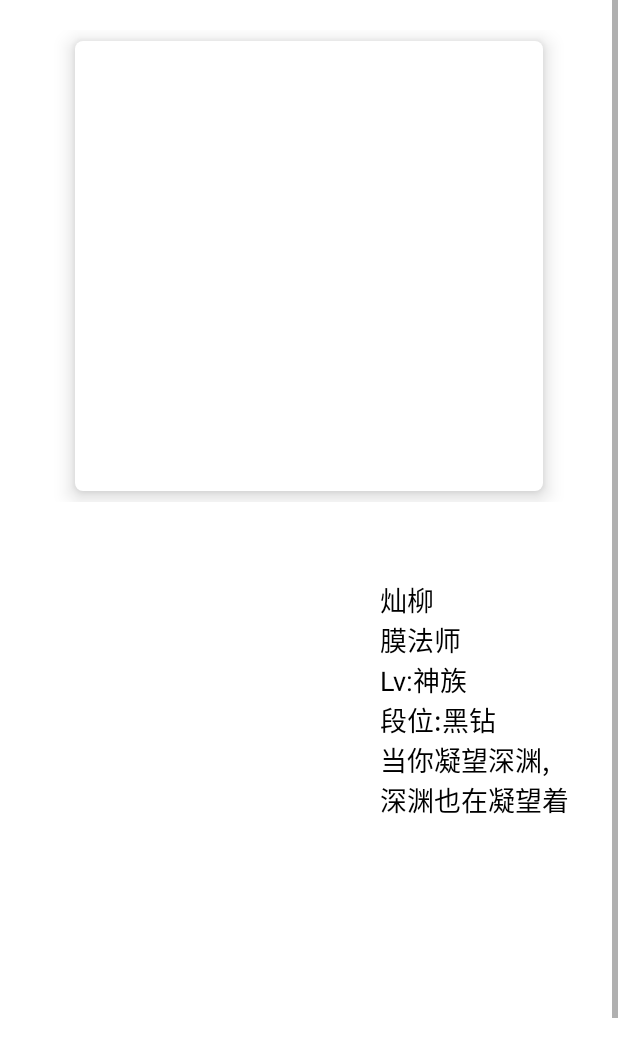
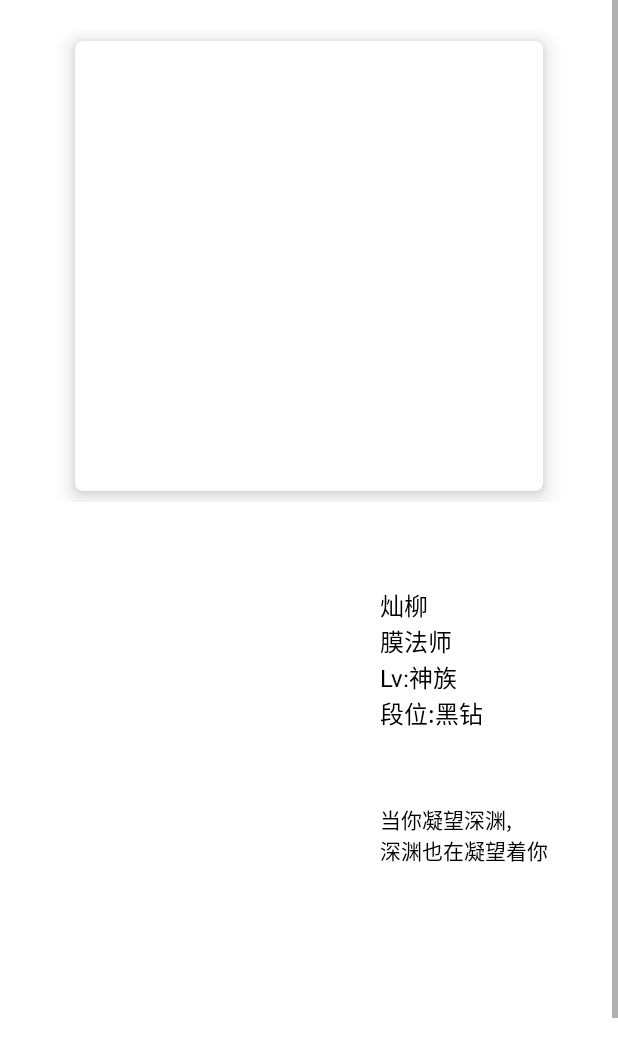
Before and after one commit to WhiteForestApp/WhiteForest-Android, an Android app: the layout activity_mainpage.xml on its own in the app's theme, with its tools: preview values and no code run, on a phone screen of 412 x 824 dp. Shown: the top 1057 px of the screen. Run offline under Robolectric (Android 15) with nearby library versions, the phone set to English and light mode, and no system bars; Roboto replaces fonts that are not available here.

Commit message:
自适应

```diff
--- a/app/src/main/java/com/freecreator/whiteforest/ui/FontTextView.java
+++ /dev/null
@@ -1,28 +0,0 @@
-package com.freecreator.whiteforest.ui;
-
-import android.annotation.SuppressLint;
-import android.content.Context;
-import android.util.AttributeSet;
-import android.widget.TextView;
-
-import com.freecreator.whiteforest.ui.utils.FontCustom;
-
-/**
- * Created by niko on 2018/3/10.
- */
-
-@SuppressLint("AppCompatCustomView")
-public class FontTextView extends TextView {
-    public FontTextView(Context context, AttributeSet attrs) {
-        super(context, attrs);
-        init(context);
-    }
-    /**
-     * 初始化字体
-     * @param context
-     */
-    private void init(Context context) {
-        //设置字体样式
-        setTypeface(FontCustom.setFont(context, "NotoSansHans-Black.otf"));
-    }
-}
--- /dev/null
+++ b/app/src/main/java/com/freecreator/whiteforest/ui/views/FontTextView.java
@@ -0,0 +1,28 @@
+package com.freecreator.whiteforest.ui.views;
+
+import android.annotation.SuppressLint;
+import android.content.Context;
+import android.util.AttributeSet;
+import android.widget.TextView;
+
+import com.freecreator.whiteforest.ui.utils.FontCustom;
+
+/**
+ * Created by niko on 2018/3/10.
+ */
+
+@SuppressLint("AppCompatCustomView")
+public class FontTextView extends TextView {
+    public FontTextView(Context context, AttributeSet attrs) {
+        super(context, attrs);
+        init(context);
+    }
+    /**
+     * 初始化字体
+     * @param context
+     */
+    private void init(Context context) {
+        //设置字体样式
+        setTypeface(FontCustom.setFont(context, "NotoSansHans-Black.otf"));
+    }
+}
--- /dev/null
+++ b/app/src/main/java/com/freecreator/whiteforest/ui/views/FontTextView_DemiLight.java
@@ -0,0 +1,28 @@
+package com.freecreator.whiteforest.ui.views;
+
+import android.annotation.SuppressLint;
+import android.content.Context;
+import android.util.AttributeSet;
+import android.widget.TextView;
+
+import com.freecreator.whiteforest.ui.utils.FontCustom;
+
+/**
+ * Created by niko on 2018/3/10.
+ */
+
+@SuppressLint("AppCompatCustomView")
+public class FontTextView_DemiLight  extends TextView {
+    public FontTextView_DemiLight(Context context, AttributeSet attrs) {
+        super(context, attrs);
+        init(context);
+    }
+    /**
+     * 初始化字体
+     * @param context
+     */
+    private void init(Context context) {
+        //设置字体样式
+        setTypeface(FontCustom.setFont(context, "NotoSansHans-DemiLight.otf"));
+    }
+}
--- a/app/src/main/res/layout/activity_mainpage.xml
+++ b/app/src/main/res/layout/activity_mainpage.xml
@@ -113,35 +113,34 @@
                         android:layout_height="0dp">
 
 
-                        <com.freecreator.whiteforest.ui.FontTextView
+                        <com.freecreator.whiteforest.ui.views.FontTextView_DemiLight
                             android:layout_width="match_parent"
                             android:layout_height="wrap_content"
                             android:text="灿柳\n膜法师\nLv:神族\n段位:黑钻"
                             android:textColor="@color/black"
-                            android:textSize="18sp"/>
+                            android:textSize="16sp"/>
 
 
                         <LinearLayout
-                            android:orientation="vertical"
                             android:layout_width="match_parent"
-                            android:layout_weight="5"
+                            android:layout_weight="1"
                             android:layout_height="0dp">
                         </LinearLayout>
 
 
-                        <com.freecreator.whiteforest.ui.FontTextView
+                        <com.freecreator.whiteforest.ui.views.FontTextView_DemiLight
                             android:layout_width="match_parent"
                             android:layout_height="wrap_content"
                             android:text="当你凝望深渊,\n深渊也在凝望着你"
                             android:textColor="@color/black"
-                            android:textSize="18sp"/>
+                            android:textSize="14sp"/>
 
                     </LinearLayout>
 
 
                     <LinearLayout
                         android:orientation="vertical"
-                        android:layout_weight="2"
+                        android:layout_weight="1"
                         android:layout_width="match_parent"
                         android:layout_height="0dp">
                     </LinearLayout>
@@ -189,7 +188,7 @@
                         android:scaleType="fitXY"
                         android:layout_centerInParent="true"  />
 
-                    <com.freecreator.whiteforest.ui.FontTextView
+                    <com.freecreator.whiteforest.ui.views.FontTextView
                         android:layout_width="match_parent"
                         android:layout_height="wrap_content"
                         android:gravity="center"
@@ -219,7 +218,7 @@
                         android:scaleType="fitXY"
                         android:layout_centerInParent="true"  />
 
-                    <com.freecreator.whiteforest.ui.FontTextView
+                    <com.freecreator.whiteforest.ui.views.FontTextView
                         android:layout_width="match_parent"
                         android:layout_height="wrap_content"
                         android:textColor="@color/black"
```
Also changed, not shown: app/src/main/AndroidManifest.xml (+7 -0 lines), app/src/main/java/com/freecreator/whiteforest/ui/TaskActivity.java (added, +52 -0 lines), app/src/main/java/com/freecreator/whiteforest/ui/utils/AdjustSize.java (+10 -7 lines), app/src/main/res/layout/activity_task.xml (added, +69 -0 lines), 2 other files.
